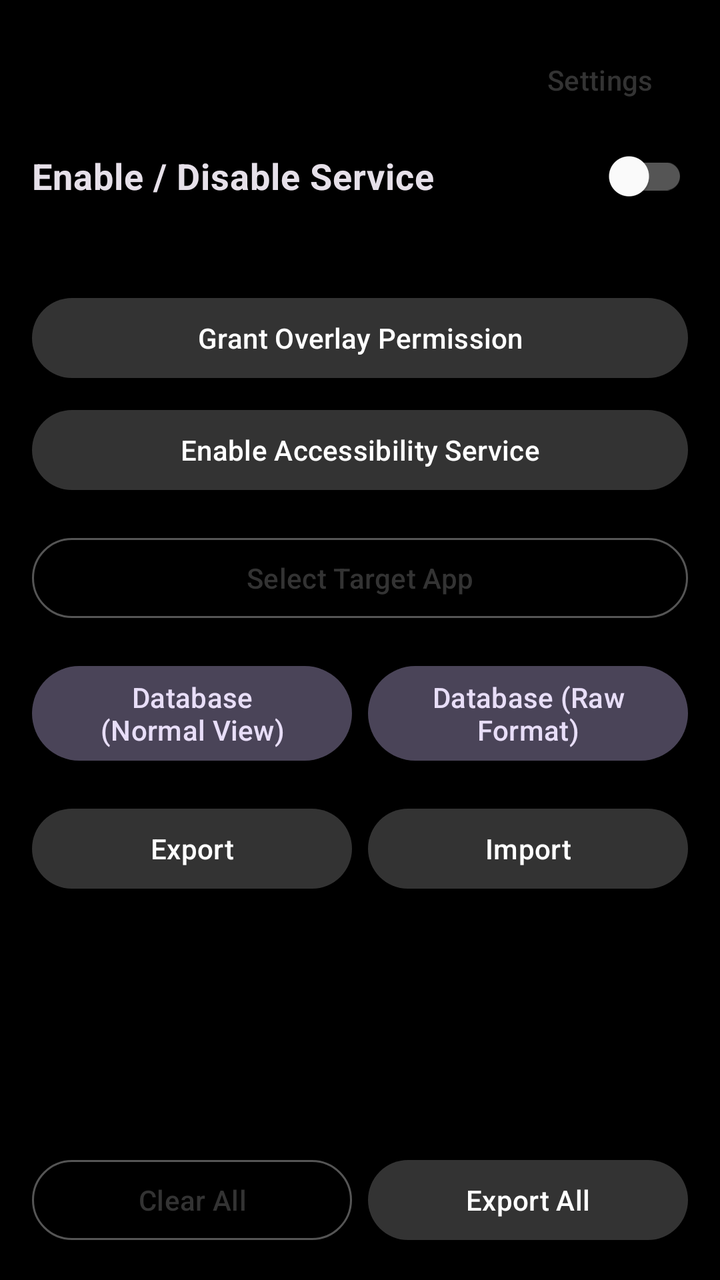
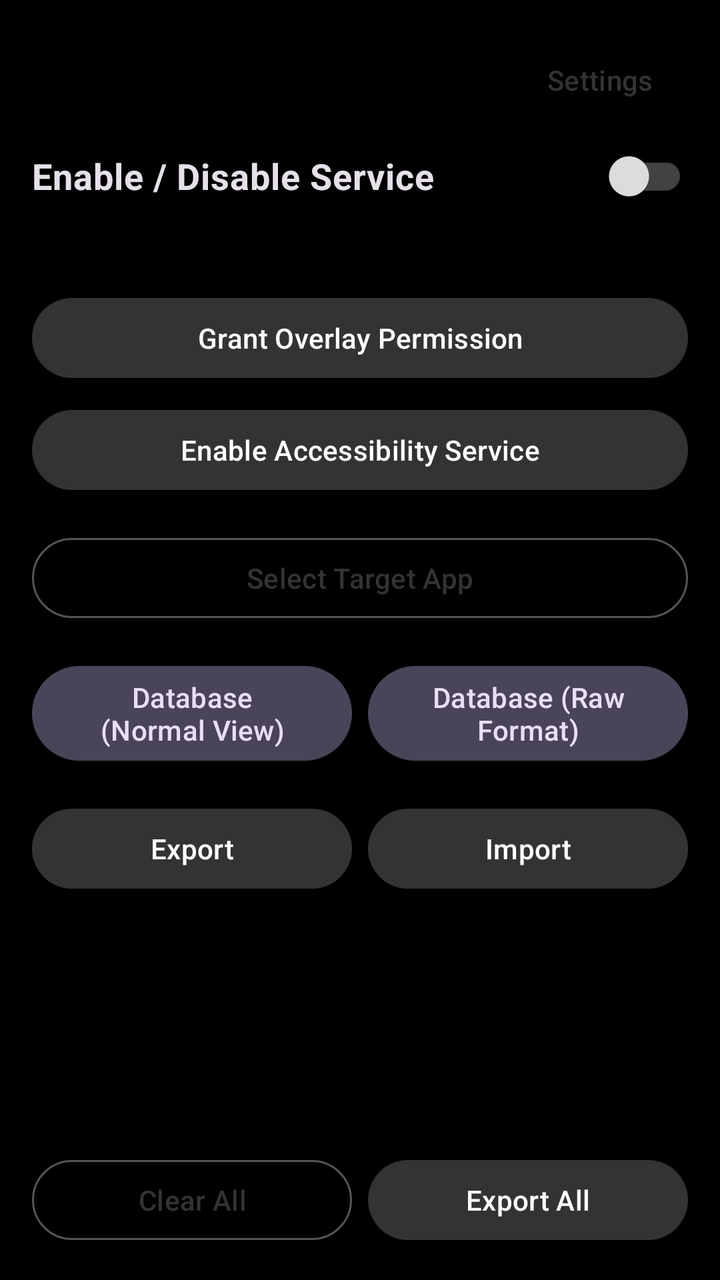

The first picture is an Android layout as it rendered before a commit; the second is the same layout after the commit. The layout source and the unified diff follow.
<!-- AndroidManifest.xml: application theme Theme.AnEn -->
<!-- res/layout/activity_main.xml -->
<?xml version="1.0" encoding="utf-8"?>
<ScrollView xmlns:android="http://schemas.android.com/apk/res/android"
    xmlns:app="http://schemas.android.com/apk/res-auto"
    android:layout_width="match_parent"
    android:layout_height="match_parent"
    android:fillViewport="true">

    <LinearLayout
        android:layout_width="match_parent"
        android:layout_height="wrap_content"
        android:orientation="vertical"
        android:padding="16dp">

        
        <LinearLayout
            android:layout_width="match_parent"
            android:layout_height="wrap_content"
            android:gravity="end"
            android:orientation="horizontal">

            <com.google.android.material.button.MaterialButton
                android:id="@+id/btnSettings"
                style="@style/Widget.Material3.Button.TextButton"
                android:layout_width="wrap_content"
                android:layout_height="wrap_content"
                android:text="@string/btn_settings" />
        </LinearLayout>

        <com.google.android.material.switchmaterial.SwitchMaterial
            android:id="@+id/switchService"
            android:layout_width="match_parent"
            android:layout_height="wrap_content"
            android:text="@string/service_toggle_label"
            android:textSize="18sp"
            android:textStyle="bold" />

        <View
            android:layout_width="match_parent"
            android:layout_height="1dp"
            android:layout_marginTop="16dp"
            android:layout_marginBottom="16dp"
            android:background="?attr/colorControlNormal" />

        
        <com.google.android.material.button.MaterialButton
            android:id="@+id/btnOverlayPermission"
            android:layout_width="match_parent"
            android:layout_height="wrap_content"
            android:text="@string/btn_grant_overlay"
            android:layout_marginBottom="8dp" />

        <com.google.android.material.button.MaterialButton
            android:id="@+id/btnAccessibilityPermission"
            android:layout_width="match_parent"
            android:layout_height="wrap_content"
            android:text="@string/btn_grant_accessibility"
            android:layout_marginBottom="16dp" />

        
        <com.google.android.material.button.MaterialButton
            android:id="@+id/btnSelectApp"
            style="@style/Widget.Material3.Button.OutlinedButton"
            android:layout_width="match_parent"
            android:layout_height="wrap_content"
            android:text="@string/btn_select_app"
            android:layout_marginBottom="16dp" />

        
        <LinearLayout
            android:layout_width="match_parent"
            android:layout_height="wrap_content"
            android:orientation="horizontal"
            android:layout_marginBottom="16dp">

            <com.google.android.material.button.MaterialButton
                android:id="@+id/btnDbNormal"
                style="@style/Widget.Material3.Button.TonalButton"
                android:layout_width="0dp"
                android:layout_height="wrap_content"
                android:layout_weight="1"
                android:layout_marginEnd="4dp"
                android:text="@string/btn_db_normal" />

            <com.google.android.material.button.MaterialButton
                android:id="@+id/btnDbRaw"
                style="@style/Widget.Material3.Button.TonalButton"
                android:layout_width="0dp"
                android:layout_height="wrap_content"
                android:layout_weight="1"
                android:layout_marginStart="4dp"
                android:text="@string/btn_db_raw" />
        </LinearLayout>

        
        <LinearLayout
            android:layout_width="match_parent"
            android:layout_height="wrap_content"
            android:orientation="horizontal"
            android:layout_marginBottom="24dp">

            <com.google.android.material.button.MaterialButton
                android:id="@+id/btnExport"
                android:layout_width="0dp"
                android:layout_height="wrap_content"
                android:layout_weight="1"
                android:layout_marginEnd="4dp"
                android:text="@string/btn_export" />

            <com.google.android.material.button.MaterialButton
                android:id="@+id/btnImport"
                android:layout_width="0dp"
                android:layout_height="wrap_content"
                android:layout_weight="1"
                android:layout_marginStart="4dp"
                android:text="@string/btn_import" />
        </LinearLayout>

        <Space
            android:layout_width="match_parent"
            android:layout_height="0dp"
            android:layout_weight="1" />

        
        <LinearLayout
            android:layout_width="match_parent"
            android:layout_height="wrap_content"
            android:orientation="horizontal">

            <com.google.android.material.button.MaterialButton
                android:id="@+id/btnClearAll"
                style="@style/Widget.Material3.Button.OutlinedButton"
                android:layout_width="0dp"
                android:layout_height="wrap_content"
                android:layout_weight="1"
                android:layout_marginEnd="4dp"
                android:text="@string/btn_clear_all" />

            <com.google.android.material.button.MaterialButton
                android:id="@+id/btnExportAll"
                android:layout_width="0dp"
                android:layout_height="wrap_content"
                android:layout_weight="1"
                android:layout_marginStart="4dp"
                android:text="@string/btn_export_all" />
        </LinearLayout>

    </LinearLayout>
</ScrollView>
<!-- resources referenced by this layout -->
<resources>
  <string name="btn_clear_all">Clear All</string>
  <string name="btn_db_normal">Database (Normal View)</string>
  <string name="btn_db_raw">Database (Raw Format)</string>
  <string name="btn_export">Export</string>
  <string name="btn_export_all">Export All</string>
  <string name="btn_grant_accessibility">Enable Accessibility Service</string>
  <string name="btn_grant_overlay">Grant Overlay Permission</string>
  <string name="btn_import">Import</string>
  <string name="btn_select_app">Select Target App</string>
  <string name="btn_settings">Settings</string>
  <string name="service_toggle_label">Enable / Disable Service</string>
  <style name="Theme.AnEn" parent="Theme.Material3.Dark.NoActionBar">
          
          <item name="colorPrimary">@color/mono_primary</item>
          <item name="colorOnPrimary">@color/mono_on_primary</item>
          <item name="colorPrimaryContainer">@color/mono_primary</item>
          <item name="colorOnPrimaryContainer">@color/mono_on_primary</item>
  
          
          <item name="colorSecondary">@color/mono_secondary</item>
          <item name="colorOnSecondary">@color/mono_on_secondary</item>
  
          
          <item name="colorSurface">@color/mono_surface</item>
          <item name="colorOnSurface">@color/mono_text</item>
          <item name="android:windowBackground">@color/mono_bg</item>
  
          
          <item name="colorOutline">@color/mono_secondary</item>
      </style>
  <color name="mono_primary">#333333</color>
  <color name="mono_on_primary">#FFFFFF</color>
  <color name="mono_secondary">#555555</color>
  <color name="mono_on_secondary">#FFFFFF</color>
  <color name="mono_surface">#1E1E1E</color>
  <color name="mono_text">#FFFFFF</color>
  <color name="mono_bg">#000000</color>
</resources>

<!-- the commit's change to res/layout/activity_main.xml (unified diff, before → after) -->
@@ -32,7 +32,9 @@
             android:layout_height="wrap_content"
             android:text="@string/service_toggle_label"
             android:textSize="18sp"
-            android:textStyle="bold" />
+            android:textStyle="bold"
+            app:thumbTint="@color/switch_thumb"
+            app:trackTint="@color/switch_track" />
 
         <View
             android:layout_width="match_parent"
<!-- resource entries referenced after the edit -->
@@ -12,30 +12,22 @@
   <string name="btn_settings">Settings</string>
   <string name="service_toggle_label">Enable / Disable Service</string>
   <style name="Theme.AnEn" parent="Theme.Material3.Dark.NoActionBar">
-          
           <item name="colorPrimary">@color/mono_primary</item>
-          <item name="colorOnPrimary">@color/mono_on_primary</item>
-          <item name="colorPrimaryContainer">@color/mono_primary</item>
-          <item name="colorOnPrimaryContainer">@color/mono_on_primary</item>
-  
-          
+          <item name="colorOnPrimary">@color/white</item>
           <item name="colorSecondary">@color/mono_secondary</item>
-          <item name="colorOnSecondary">@color/mono_on_secondary</item>
-  
-          
+          <item name="colorOnSecondary">@color/white</item>
+          <item name="colorTertiary">@color/mono_secondary</item>
           <item name="colorSurface">@color/mono_surface</item>
-          <item name="colorOnSurface">@color/mono_text</item>
+          <item name="colorOnSurface">@color/white</item>
+          <item name="colorSurfaceVariant">@color/mono_primary</item>
+          <item name="colorOnSurfaceVariant">@color/white</item>
+          <item name="colorOutline">@color/mono_secondary</item>
           <item name="android:windowBackground">@color/mono_bg</item>
-  
-          
-          <item name="colorOutline">@color/mono_secondary</item>
       </style>
   <color name="mono_primary">#333333</color>
-  <color name="mono_on_primary">#FFFFFF</color>
+  <color name="white">#FFFFFFFF</color>
   <color name="mono_secondary">#555555</color>
-  <color name="mono_on_secondary">#FFFFFF</color>
   <color name="mono_surface">#1E1E1E</color>
-  <color name="mono_text">#FFFFFF</color>
   <color name="mono_bg">#000000</color>
 </resources>
 
